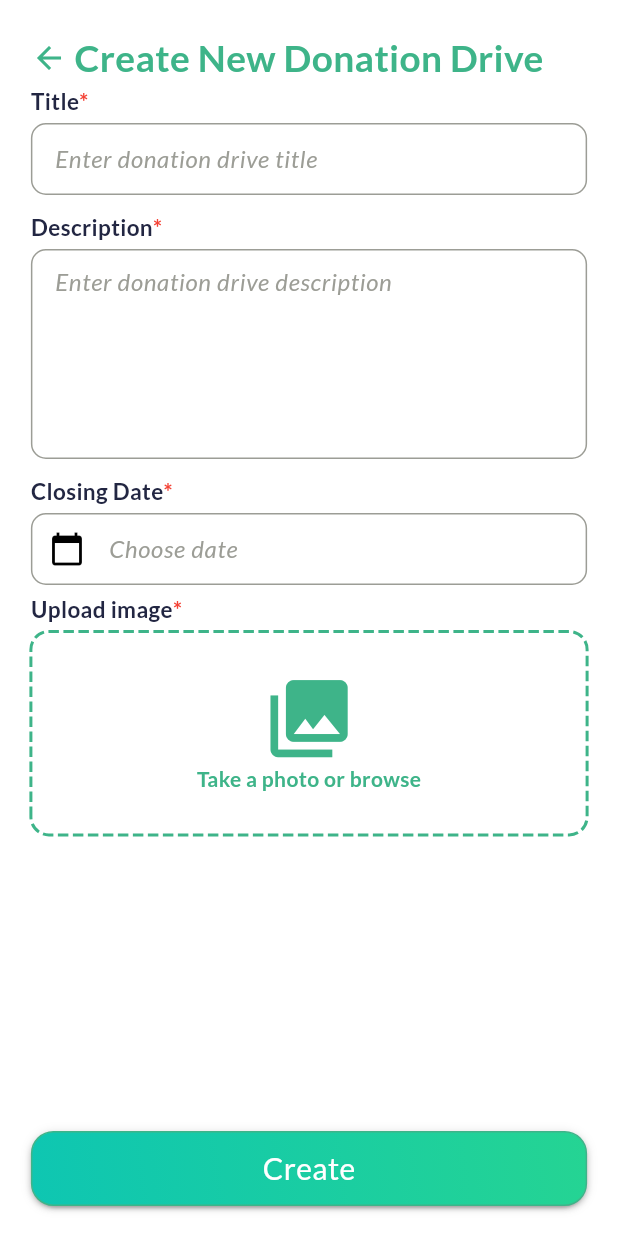
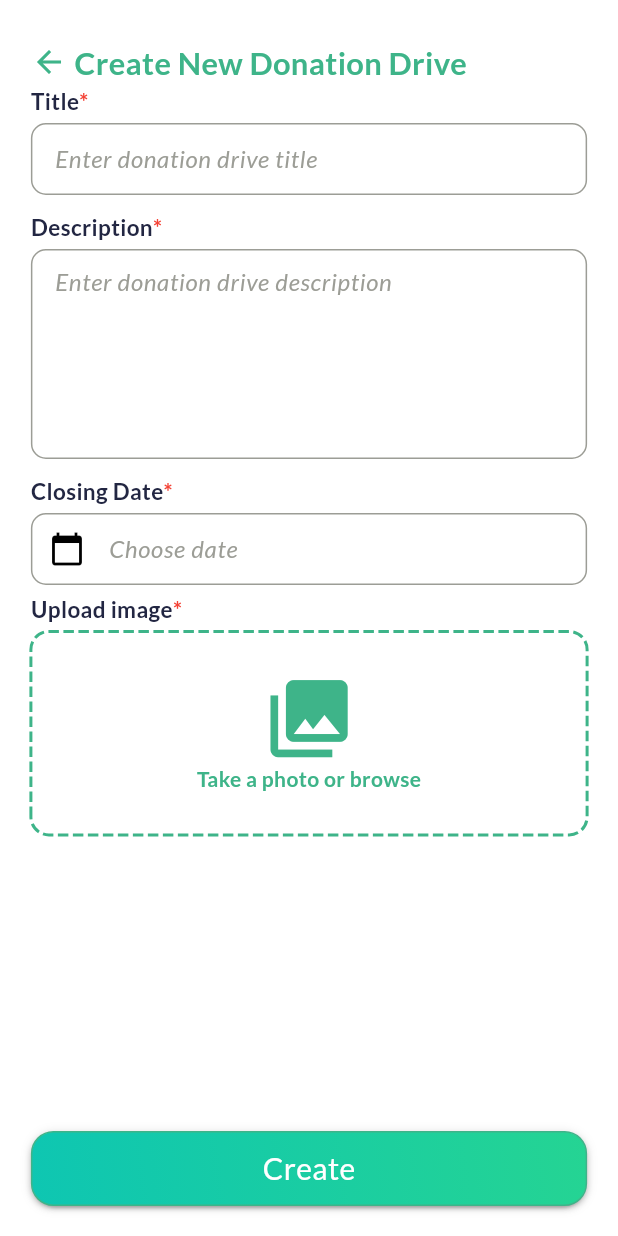
Before and after one commit to cslabiano/cmsc23-project, a Flutter app: the AddDonationDrive screen opened by its route, on a phone screen of 412 x 824 dp. Run offline on Flutter 3.47's test engine with Material 3 defaults, Android fonts, the phone set to English and light mode, and no system bars; drawn by our look-alikes of dotted_border; our stand-ins replace cloud_firestore, firebase_auth, firebase_core, firebase_storage, image_picker, qr_flutter; missing offline and left inert: mobile_scanner; accounts and stored records are empty.

Commit message:
style: modified widget sizes

```diff
--- a/lib/screens/organization/add_donation_drive_organization.dart
+++ b/lib/screens/organization/add_donation_drive_organization.dart
@@ -73,7 +73,7 @@ class _AddDonationDriveState extends State<AddDonationDrive> {
                       "Create New Donation Drive",
                       style: TextStyle(
                           color: Theme.of(context).primaryColor,
-                          fontSize: screenWidth * 0.06,
+                          fontSize: screenWidth * 0.05,
                           fontWeight: FontWeight.w600),
                     ),
                   ],
```
